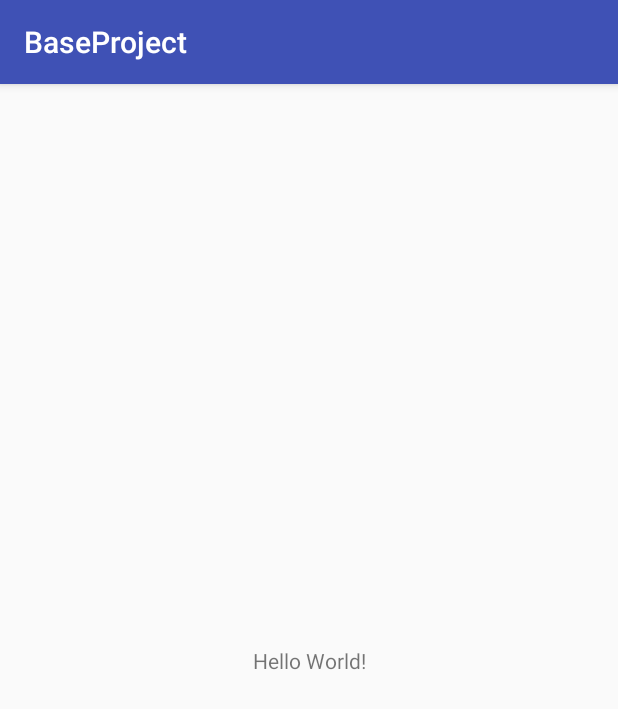
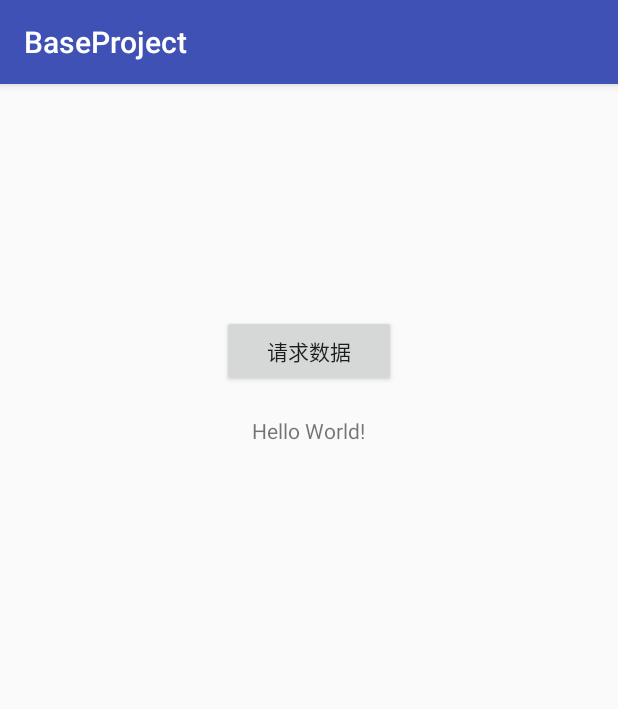
Before and after one commit to yiluyoufeng/BaseProject, an Android app: the screen it shows after launch (MainActivity), on a phone screen of 412 x 824 dp. Shown: the top 709 px of the screen. Run offline under Robolectric (Android 15) with nearby library versions, the phone set to English and light mode, and no system bars.

Commit message:
基本的MVP架构

```diff
--- a/app/src/main/AndroidManifest.xml
+++ b/app/src/main/AndroidManifest.xml
@@ -1,6 +1,8 @@
 <?xml version="1.0" encoding="utf-8"?>
 <manifest xmlns:android="http://schemas.android.com/apk/res/android"
     package="com.pro.feng.baseproject">
+
+    <uses-permission android:name="android.permission.INTERNET"/>
 
     <application
         android:allowBackup="true"
--- a/app/src/main/java/com/pro/feng/baseproject/MainActivity.java
+++ b/app/src/main/java/com/pro/feng/baseproject/MainActivity.java
@@ -2,13 +2,75 @@ package com.pro.feng.baseproject;
 
 import android.support.v7.app.AppCompatActivity;
 import android.os.Bundle;
+import android.widget.Button;
+import android.widget.TextView;
 
-public class MainActivity extends AppCompatActivity {
+import com.pro.feng.baseproject.api.ApiService;
+import com.pro.feng.baseproject.api.WeatherBean;
+import com.pro.feng.baseproject.contact.RequestInterface;
+import com.pro.feng.baseproject.contact.RequestPresenter;
+
+import retrofit2.Call;
+import retrofit2.Callback;
+import retrofit2.Response;
+import retrofit2.Retrofit;
+import retrofit2.converter.gson.GsonConverterFactory;
+import retrofit2.converter.scalars.ScalarsConverterFactory;
+
+public class MainActivity extends AppCompatActivity implements RequestInterface{
+    TextView tvContent;
+    Button btnRequest;
+    RequestPresenter presenter;
 
     @Override
     protected void onCreate(Bundle savedInstanceState) {
         super.onCreate(savedInstanceState);
         setContentView(R.layout.activity_main);
+        tvContent = findViewById(R.id.tv_request);
+        btnRequest = findViewById(R.id.btn_request);
+        presenter = new RequestPresenter(this);
+        btnRequest.setOnClickListener(v->{
+//            requestData("101010100");
+            presenter.requestData("101010100");
+        });
 
     }
+
+//    private void requestData(String city) {
+//        Retrofit retrofit = new Retrofit.Builder()
+//                //代表root地址
+//                .baseUrl("http://www.weather.com.cn/")
+//                .addConverterFactory(ScalarsConverterFactory.create())
+//                .addConverterFactory(GsonConverterFactory.create())
+//                .build();
+//        ApiService apiService = retrofit.create(ApiService.class);
+//        //请求
+//        Call<WeatherBean> weatherBeanCall = apiService.requestWeather(city);
+//        weatherBeanCall.enqueue(new Callback<WeatherBean>() {
+//            @Override
+//            public void onResponse(Call<WeatherBean> call, Response<WeatherBean> response) {
+//                //请求成功
+//                tvContent.setText(response.body().getWeatherinfo().toString());
+//            }
+//            @Override
+//            public void onFailure(Call<WeatherBean> call, Throwable t) {
+//                //请求失败
+//            }
+//        });
+//    }
+
+    @Override
+    public void requestLoading() {
+        tvContent.setText("请稍后...");
+    }
+
+    @Override
+    public void requestResult(WeatherBean bean) {
+        tvContent.setText(bean.getWeatherinfo().toString());
+    }
+
+    @Override
+    public void requestFailure(String failure) {
+        tvContent.setText(failure);
+    }
 }
--- /dev/null
+++ b/app/src/main/java/com/pro/feng/baseproject/api/ApiService.java
@@ -0,0 +1,20 @@
+package com.pro.feng.baseproject.api;
+
+import retrofit2.Call;
+import retrofit2.http.GET;
+import retrofit2.http.Path;
+
+/**
+ * Created by Feng on 2017/12/12.
+ */
+
+public interface ApiService {
+
+    /**
+     * 请求天气接口
+     * @param cityId 城市
+     * @return Call
+     */
+    @GET("data/cityinfo/{cityId}.html")
+    Call<WeatherBean> requestWeather(@Path("cityId") String cityId);
+}
--- /dev/null
+++ b/app/src/main/java/com/pro/feng/baseproject/contact/RequestInterface.java
@@ -0,0 +1,15 @@
+package com.pro.feng.baseproject.contact;
+
+import com.pro.feng.baseproject.api.WeatherBean;
+
+/**
+ * Created by Feng on 2017/12/12.
+ */
+
+public interface RequestInterface {
+    void requestLoading();
+
+    void requestResult(WeatherBean bean);
+
+    void requestFailure(String failure);
+}
--- /dev/null
+++ b/app/src/main/java/com/pro/feng/baseproject/contact/RequestPresenter.java
@@ -0,0 +1,42 @@
+package com.pro.feng.baseproject.contact;
+
+import com.pro.feng.baseproject.api.WeatherBean;
+import com.pro.feng.baseproject.model.WeatherModel;
+
+import retrofit2.Call;
+import retrofit2.Callback;
+import retrofit2.Response;
+
+/**
+ * Created by Feng on 2017/12/12.
+ */
+
+public class RequestPresenter {
+
+    private WeatherModel model;
+    private RequestInterface viewOption;
+
+    //P 层负责连接M层与V层，M层与V层完全解耦
+    /***
+     *  在这个实例中，P层持有V层（Activity等）的实例，当关闭应用，而网络没有请求完成，就会造成内存泄漏
+     *  */
+    public RequestPresenter(RequestInterface viewOption) {
+        this.viewOption = viewOption;
+        model = new WeatherModel();
+    }
+
+    public void requestData(String city){
+        viewOption.requestLoading();
+        model.requestData(city, new Callback<WeatherBean>() {
+            @Override
+            public void onResponse(Call<WeatherBean> call, Response<WeatherBean> response) {
+                viewOption.requestResult(response.body());
+            }
+
+            @Override
+            public void onFailure(Call<WeatherBean> call, Throwable t) {
+                viewOption.requestFailure("请求失败！！！");
+            }
+        });
+    }
+}
--- a/app/src/main/res/layout/activity_main.xml
+++ b/app/src/main/res/layout/activity_main.xml
@@ -1,18 +1,29 @@
 <?xml version="1.0" encoding="utf-8"?>
-<android.support.constraint.ConstraintLayout xmlns:android="http://schemas.android.com/apk/res/android"
+<RelativeLayout xmlns:android="http://schemas.android.com/apk/res/android"
     xmlns:app="http://schemas.android.com/apk/res-auto"
     xmlns:tools="http://schemas.android.com/tools"
     android:layout_width="match_parent"
     android:layout_height="match_parent"
     tools:context="com.pro.feng.baseproject.MainActivity">
 
-    <TextView
+    <Button
+        android:id="@+id/btn_request"
         android:layout_width="wrap_content"
         android:layout_height="wrap_content"
-        android:text="Hello World!"
-        app:layout_constraintBottom_toBottomOf="parent"
-        app:layout_constraintLeft_toLeftOf="parent"
-        app:layout_constraintRight_toRightOf="parent"
-        app:layout_constraintTop_toTopOf="parent" />
+        android:layout_alignParentTop="true"
+        android:layout_centerHorizontal="true"
+        android:layout_marginTop="154dp"
+        android:paddingLeft="30dp"
+        android:paddingRight="30dp"
+        android:text="请求数据" />
 
-</android.support.constraint.ConstraintLayout>
+    <TextView
+        android:id="@+id/tv_request"
+        android:layout_width="wrap_content"
+        android:layout_height="wrap_content"
+        android:layout_below="@+id/btn_request"
+        android:layout_centerHorizontal="true"
+        android:layout_marginTop="19dp"
+        android:text="Hello World!" />
+
+</RelativeLayout>
--- a/build.gradle
+++ b/build.gradle
@@ -8,7 +8,8 @@ buildscript {
     }
     dependencies {
         classpath 'com.android.tools.build:gradle:3.0.0'
-
+        classpath 'me.tatarka:gradle-retrolambda:3.2.4'
+        classpath 'com.neenbedankt.gradle.plugins:android-apt:1.8'
 
         // NOTE: Do not place your application dependencies here; they belong
         // in the individual module build.gradle files
```
Also changed, not shown: app/build.gradle (+10 -0 lines), app/src/main/java/com/pro/feng/baseproject/api/WeatherBean.java (added, +122 -0 lines), app/src/main/java/com/pro/feng/baseproject/model/WeatherModel.java (added, +31 -0 lines).
